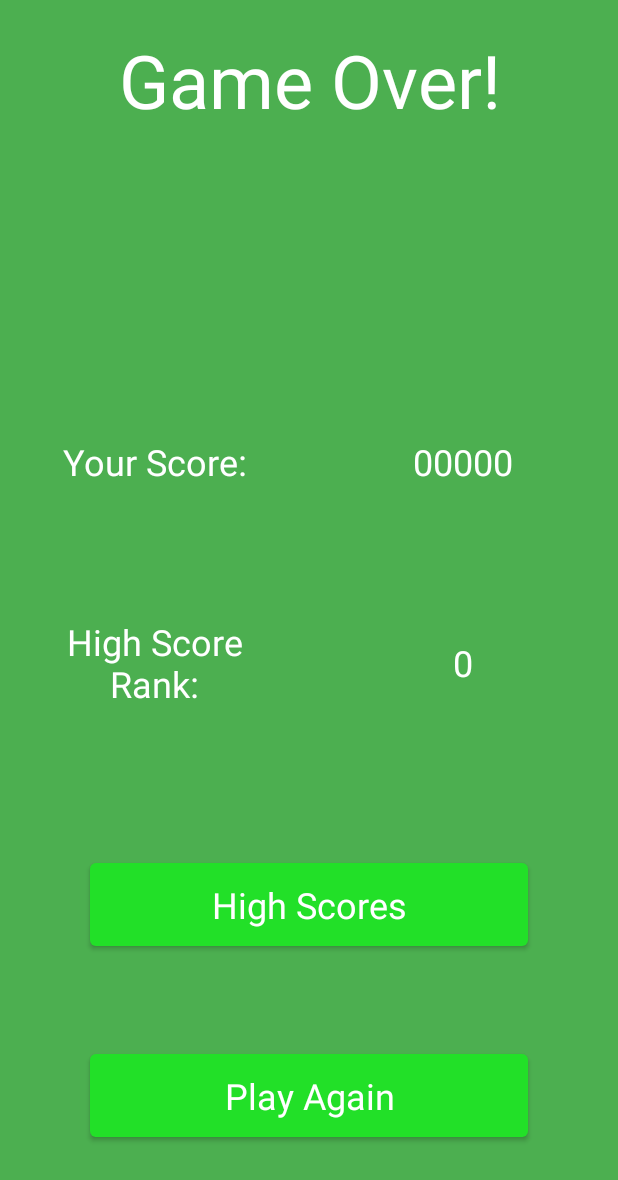
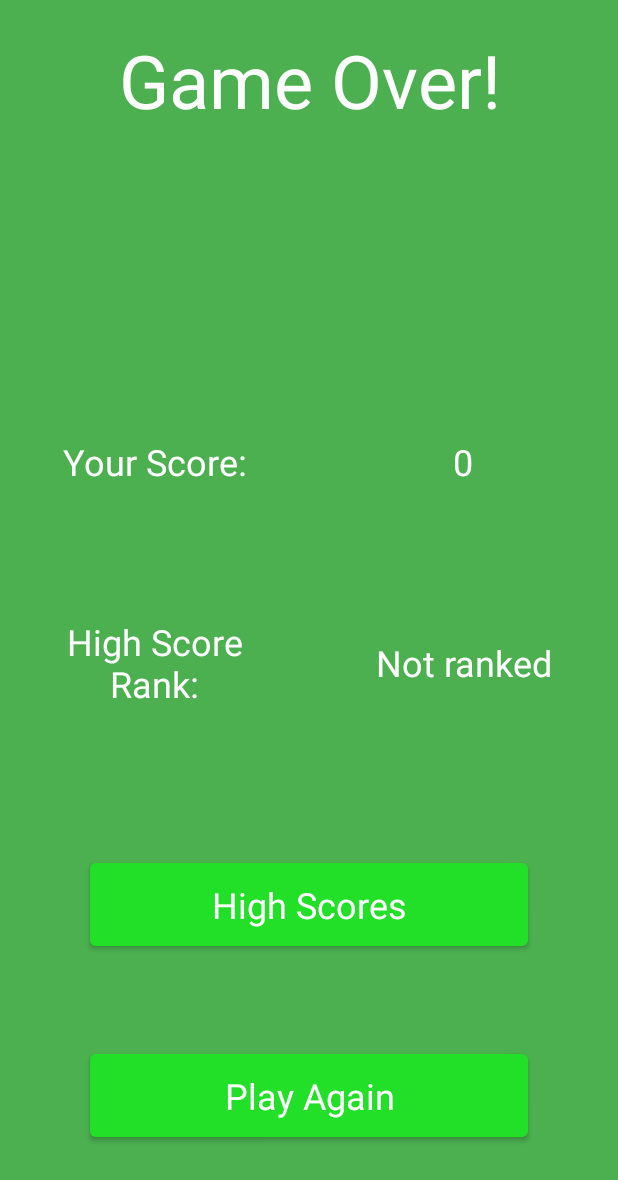
Before and after one commit to HK-Transfield/Android-Minigolf, an Android app: the GameOverActivity screen opened directly, with no data from a screen before it, on a phone screen of 412 x 824 dp. Shown: the top 1180 px of the screen. Run offline under Robolectric (Android 15) with nearby library versions, the phone set to English and light mode, and no system bars; 2 statements that could not run were skipped.

Commit message:
feat: Add the persistent score system to GameOverActivity & HighscoreActivity
+ Pass the game score to the game over activity
+ Display the score in the game over activity
+ Calculate rank position using saved scores (via shared preferences)
+ Display rank position or no rank info to the player
+ Save player score if it's a top 5 score using shared preferences
+ Retrieve and display the top 5 high scores to the HighscoreActivity

```diff
--- a/app/src/main/java/com/example/groupproject/GameActivity.java
+++ b/app/src/main/java/com/example/groupproject/GameActivity.java
@@ -126,6 +126,7 @@ public class GameActivity extends AppCompatActivity {
         private void endGame(int reason) {
             this.setWillNotDraw(true);
             Intent gameOver = new Intent(getContext(), GameOverActivity.class);
+            gameOver.putExtra("score", score); // pass the score
             if (reason == 0){
                 gameOver.putExtra("gameOverReason", "Ran out of moves"); // give the reason
             }
--- a/app/src/main/java/com/example/groupproject/GameOverActivity.java
+++ b/app/src/main/java/com/example/groupproject/GameOverActivity.java
@@ -3,12 +3,22 @@ package com.example.groupproject;
 import androidx.appcompat.app.ActionBar;
 import androidx.appcompat.app.AppCompatActivity;
 
+import android.content.Context;
 import android.content.Intent;
+import android.content.SharedPreferences;
 import android.os.Bundle;
+import android.util.Log;
 import android.view.View;
 import android.widget.TextView;
+import java.util.ArrayList;
+import java.util.Collections;
+import java.util.List;
 
 public class GameOverActivity extends AppCompatActivity {
+
+    private int rank; // the rank
+    private Boolean rankSet = false; // if the score is top 5
+    private final String noRank = "Not ranked"; // text for score not top 5
 
     @Override
     protected void onCreate(Bundle savedInstanceState) {
@@ -20,6 +30,110 @@ public class GameOverActivity extends AppCompatActivity {
         String reason = bundle.getString("gameOverReason"); // get the game over reason
         TextView reasonText = findViewById(R.id.game_over_reason); // get reason textview
         reasonText.setText(reason); // set reason text
+
+        int playerScore = bundle.getInt("score"); // get the score from game activity
+        TextView scoreText = findViewById(R.id.gameover_score_value); // get score textview
+        scoreText.setText(String.valueOf(playerScore)); // set the score text
+
+        // declare shared preferences
+        SharedPreferences myScores = getSharedPreferences("scores", Context.MODE_PRIVATE);
+        // declare shared preferences editor
+        SharedPreferences.Editor editor = myScores.edit();
+
+        TextView rankText = findViewById(R.id.gameover_highscore_rank); // get rank textview
+
+        // retrieve the high scores
+        int score1 = myScores.getInt("score1",0);
+        Log.i("TAG", "SAVED score 1 = " + score1);
+        int score2 = myScores.getInt("score2",0);
+        Log.i("TAG", "SAVED score 2 = " + score2);
+        int score3 = myScores.getInt("score3",0);
+        Log.i("TAG", "SAVED score 3 = " + score3);
+        int score4 = myScores.getInt("score4",0);
+        Log.i("TAG", "SAVED score 4 = " + score4);
+        int score5 = myScores.getInt("score5",0);
+        Log.i("TAG", "SAVED score 5 = " + score5);
+
+        // TODO USE to reset the high scores
+/*        int reset = 0;
+        editor.putInt("score1", reset );
+        editor.putInt("score2", reset );
+        editor.putInt("score3", reset );
+        editor.putInt("score4", reset );
+        editor.putInt("score5", reset );*/
+
+        // an array to hold & sort the scores
+        List<Integer> scoreList = new ArrayList<Integer>();
+        // add the saved scores
+        scoreList.add(score1);
+        scoreList.add(score2);
+        scoreList.add(score3);
+        scoreList.add(score4);
+        scoreList.add(score5);
+
+        Collections.sort(scoreList); // sort the list
+        Collections.reverse(scoreList); // sort by small first
+
+        // for each score in the score list
+        for (int i = 0; i < 5; i++){
+
+            // if the current score is more than the stored score
+            if (playerScore > scoreList.get(i)){
+
+                rank = i + 1; // get the rank
+                rankSet = true; // declare that rank has been set
+                rankText.setText(String.valueOf(rank)); // set the rank text
+
+                // assign the score to the correct place
+
+                // # 1
+                if (i == 0){
+                    // make the player score #1
+                    editor.putInt("score1", playerScore); // new # 1
+                    // swap the other scores
+                    editor.putInt("score2", scoreList.get(0)); // 1 -> 2
+                    editor.putInt("score3", scoreList.get(1)); // 2 -> 3
+                    editor.putInt("score4", scoreList.get(2)); // 3 -> 4
+                    editor.putInt("score5", scoreList.get(3)); // 4 -> 5
+                    editor.commit(); //save
+                }
+                // # 2
+                else if (i == 1){
+                    editor.putInt("score2", playerScore); // new # 2
+                    // swap the other scores
+                    editor.putInt("score3", scoreList.get(1)); // 2 -> 3
+                    editor.putInt("score4", scoreList.get(2)); // 3 -> 4
+                    editor.putInt("score5", scoreList.get(3)); // 4 -> 5
+                    editor.commit(); //save
+                }
+                // # 3
+                else if (i == 2){
+                    editor.putInt("score3", playerScore); // new # 3
+                    // swap the other scores
+                    editor.putInt("score4", scoreList.get(2)); // 3 -> 4
+                    editor.putInt("score5", scoreList.get(3)); // 4 -> 5
+                    editor.commit(); //save
+                }
+                // # 4
+                else if (i == 3){
+                    editor.putInt("score4", playerScore); // new # 4
+                    // swap the other scores
+                    editor.putInt("score5", scoreList.get(3)); // 4 -> 5
+                    editor.commit(); //save
+                }
+                // # 5
+                else if (i == 4){
+                    editor.putInt("score5", playerScore); // new # 5
+                    editor.commit(); //save
+                }
+                break;
+            }
+        }
+
+        // if a high score was not achieved
+        if (!rankSet){
+            rankText.setText(noRank); // set the rank text
+        }
 
         // set full screen sticky immersive
         ActionBar actionBar = getSupportActionBar();
```
Also changed, not shown: app/src/main/java/com/example/groupproject/HighscoreActivity.java (+28 -4 lines).
